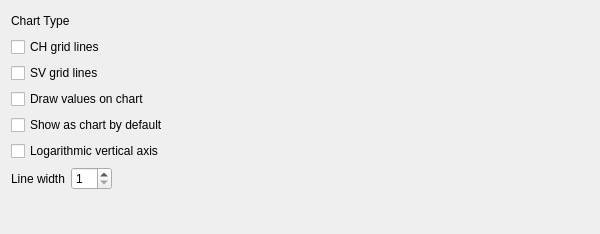
Before: the Qt Designer form kmymoney/plugins/views/reports/reporttabchart.ui in KDE/kmymoney, drawn with Qt 5.
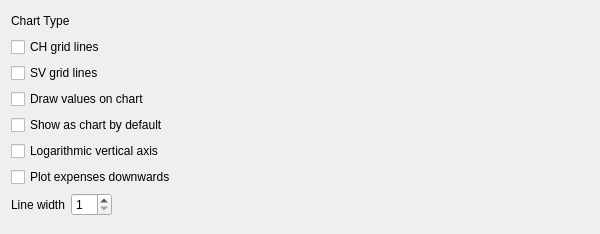
After: the same form once the commit is applied. Custom widgets are drawn as their Qt base class.

Commit message:
Add feature to show separate income and expenses in charts
In charts income and expense categories were shown in the same
direction. This change adds a feature that shows income and expense
categories in oposite directions.

See https://phabricator.kde.org/D17202 for more details.

The edit to the form file:
```diff
--- a/kmymoney/plugins/views/reports/reporttabchart.ui
+++ b/kmymoney/plugins/views/reports/reporttabchart.ui
@@ -108,6 +108,13 @@
        </property>
       </widget>
      </item>
+     <item row="5" column="0">
+      <widget class="QCheckBox" name="m_negExpenses">
+       <property name="text">
+        <string>Plot expenses downwards</string>
+       </property>
+      </widget>
+     </item>
     </layout>
    </item>
    <item>
```
Left out of the diff: 1 changed line with no effect on the pictures. The commit also changes 11 other files.
